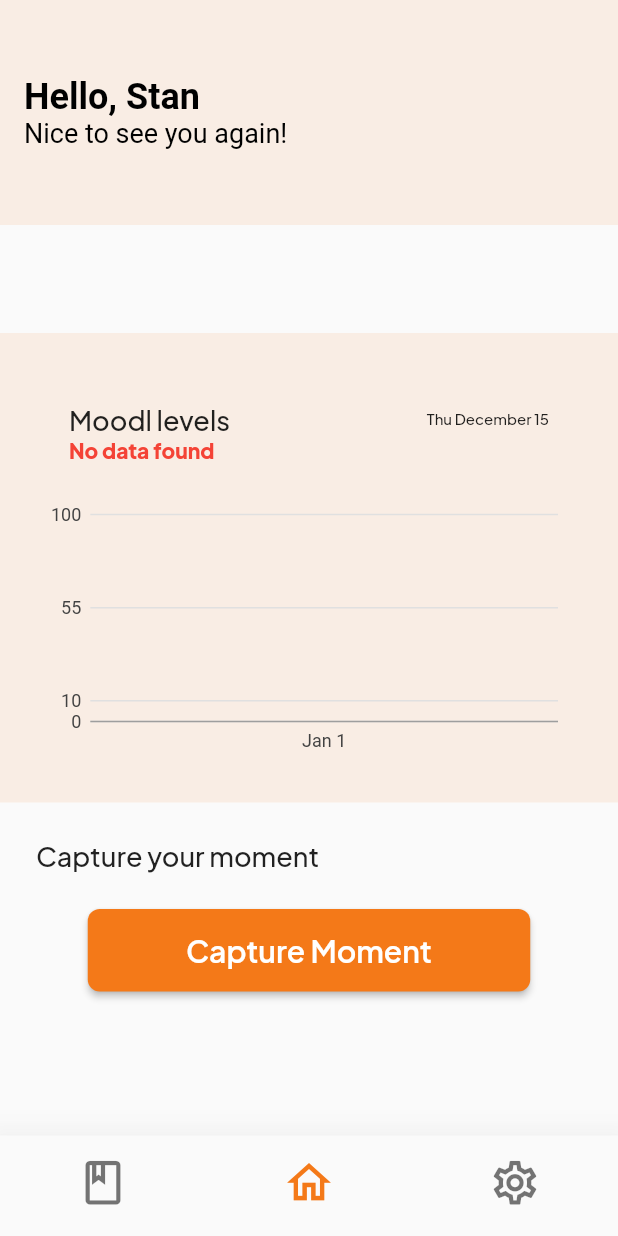
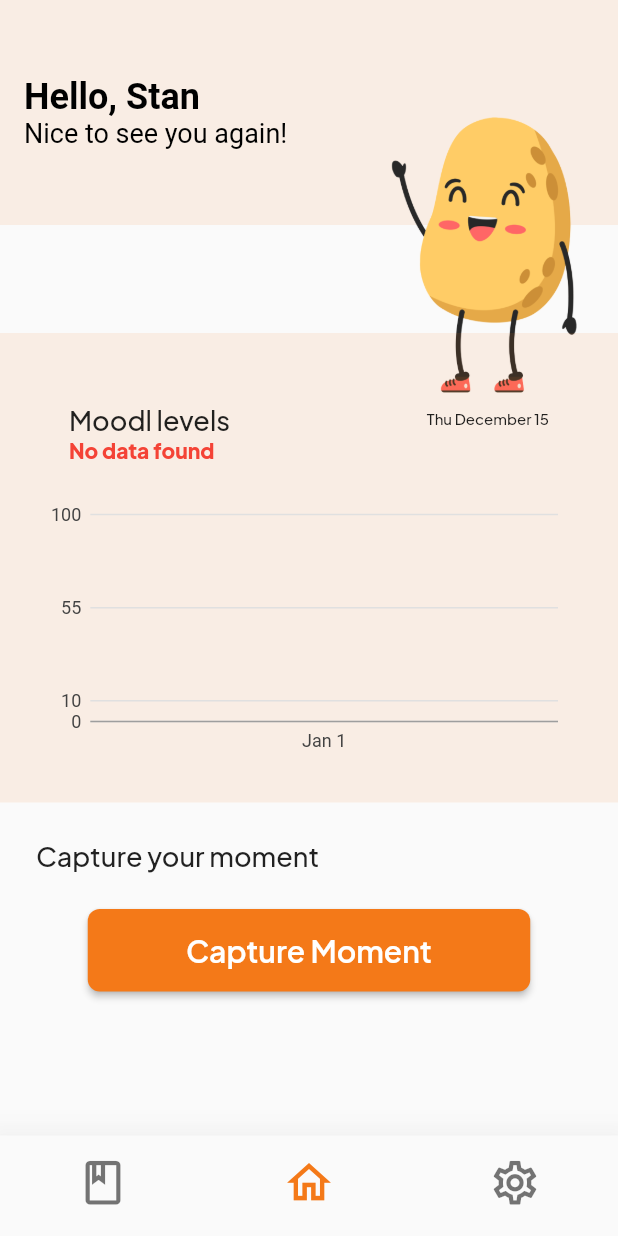
Before and after one commit to dirkzon/Moodlet, a Flutter app: the screen it shows after launch, on a phone screen of 412 x 824 dp. Run offline on Flutter 3.47's test engine with Material 2 defaults, Android fonts, the phone set to English and light mode, and no system bars; our stand-ins replace charts_flutter, flutter_blue, hive, hive_flutter; missing offline and left inert: cron; accounts and stored records are empty.

Commit message:
added mascot to home page

```diff
--- a/lib/pages/home_page/home_screen.dart
+++ b/lib/pages/home_page/home_screen.dart
@@ -1,9 +1,9 @@
 import 'package:flutter/material.dart';
+import 'package:flutter/services.dart';
 import 'package:provider/provider.dart';
 
 import '../../comms/hive/adaptors/hiveEntryRepository.dart';
 import '../common_components/chart.dart';
-import '../common_components/date_time_selector.dart';
 
 class HomeScreen extends StatefulWidget {
   const HomeScreen({super.key});
@@ -27,6 +27,22 @@ class _HomeScreenState extends State<HomeScreen> {
           child: Column(
             children: [
               AppBar(
+                flexibleSpace: SizedBox(
+                  height: 0,
+                  child: Stack(
+                    clipBehavior: Clip.none,
+                    children: const [
+                      Positioned(
+                        top: 60,
+                        right: 10,
+                        child: Image(
+                          image: AssetImage('assets/hello.png'),
+                          height: 215,
+                        ),
+                      ),
+                    ],
+                  ),
+                ),
                 title: Column(
                     crossAxisAlignment: CrossAxisAlignment.start,
                     children: const [
@@ -35,16 +51,18 @@ class _HomeScreenState extends State<HomeScreen> {
                       ),
                       Text(
                         'Nice to see you again!',
-                      style:
-                          TextStyle(fontWeight: FontWeight.w400, fontSize: 18),
+                        style: TextStyle(
+                            fontWeight: FontWeight.w400, fontSize: 18),
                       ),
-                  ])),
+                    ]),
+              ),
               const Spacer(),
               Container(
                 color: const Color.fromARGB(25, 244, 119, 24),
                 child: MoodChart(entry.getEntries(start, end), start, end,
                     Colors.transparent),
               ),
+
               Container(
                   alignment: Alignment.topLeft,
                   padding: const EdgeInsets.only(top: 24, left: 24),
@@ -63,6 +81,7 @@ class _HomeScreenState extends State<HomeScreen> {
                 ),
               ),
               const Spacer(),
+
               // Chip(
               //   label: const Text('work'),
               //   deleteIcon: const Icon(Icons.close),
--- a/lib/pages/theme_config.dart
+++ b/lib/pages/theme_config.dart
@@ -1,5 +1,6 @@
 import 'package:bletest/settings/settings_manager.dart';
 import 'package:flutter/material.dart';
+import 'package:flutter/services.dart';
 
 class ThemeConfig {
   static config(SettingsManager manager) {
--- a/pubspec.yaml
+++ b/pubspec.yaml
@@ -69,10 +69,8 @@ flutter:
   # the material Icons class.
   uses-material-design: true
 
-  # To add assets to your application, add an assets section, like this:
-  # assets:
-  #   - images/a_dot_burr.jpeg
-  #   - images/a_dot_ham.jpeg
+  assets:
+    - assets/hello.png
 
   # An image asset can refer to one or more resolution-specific "variants", see
   # https://flutter.dev/assets-and-images/#resolution-aware
```
Also changed, not shown: assets/hello.png (added). Lines whose indentation alone changed are shown as unchanged.
